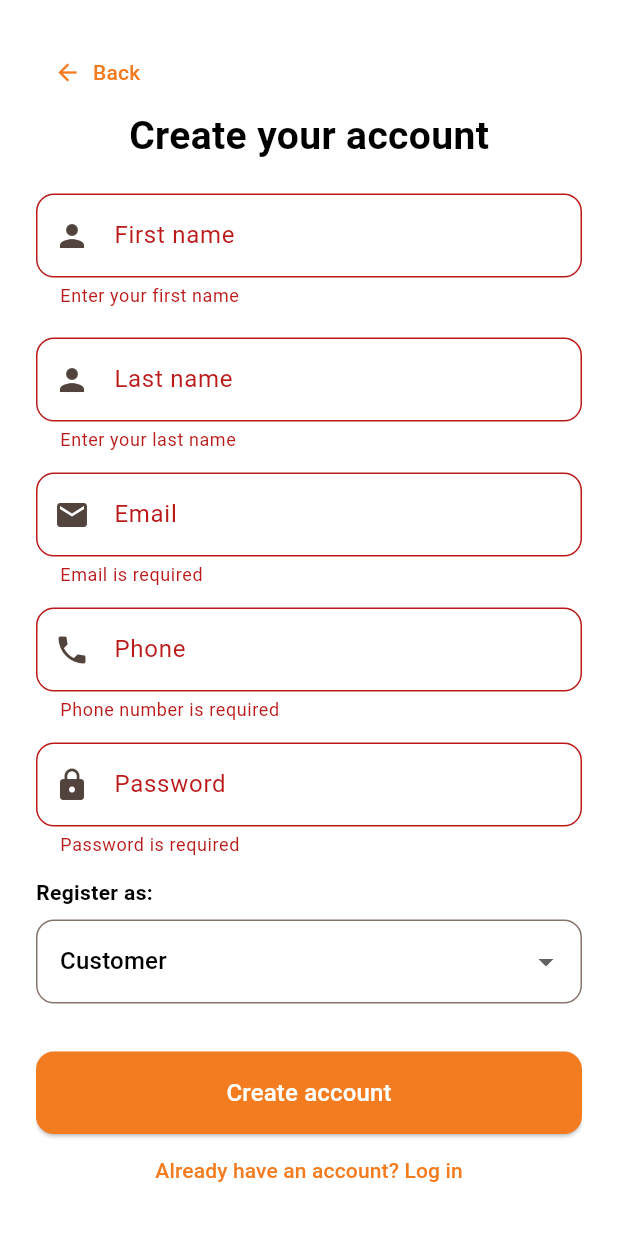
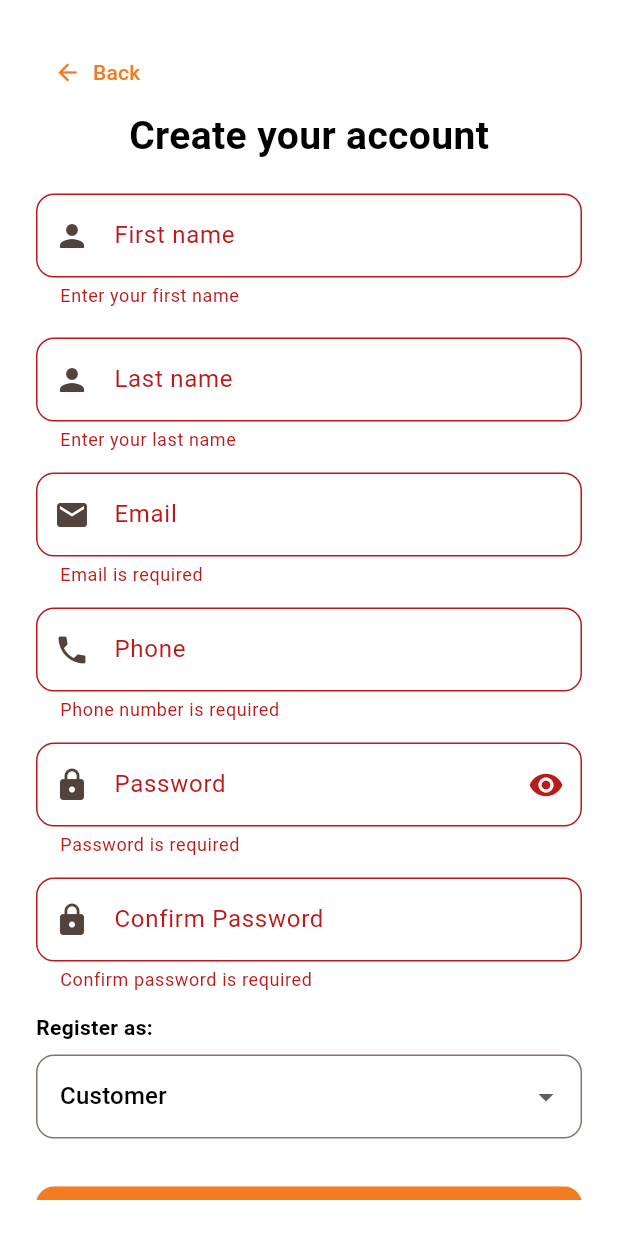
Before and after one commit to rtamb0/incanteen, a Flutter app: the SignupPage screen opened by its route, after a tap on "Create account", on a phone screen of 412 x 824 dp. Run offline on Flutter 3.47's test engine with Material 3 defaults, Android fonts, the phone set to English and light mode, and no system bars; our stand-ins replace cloud_firestore, dio, firebase_auth, firebase_core, firebase_messaging, shared_preferences; missing offline and left inert: dart_jsonwebtoken; accounts and stored records are empty.

Commit message:
Create confirm password field + add show function in password field (signup_page.dart)

```diff
--- a/lib/pages/auth/signup_page.dart
+++ b/lib/pages/auth/signup_page.dart
@@ -18,6 +18,7 @@ class _SignupPageState extends State<SignupPage> {
   final _lastNameCtl = TextEditingController();
   final _emailCtl = TextEditingController();
   final _passCtl = TextEditingController();
+  final _confirmPassCtl = TextEditingController();
   final _phoneCtl = TextEditingController();
 
   // Vendor-specific controllers
@@ -37,6 +38,7 @@ class _SignupPageState extends State<SignupPage> {
     _lastNameCtl.dispose();
     _emailCtl.dispose();
     _passCtl.dispose();
+    _confirmPassCtl.dispose();
     _phoneCtl.dispose();
     _businessNameCtl.dispose();
     _businessAddressCtl.dispose();
@@ -84,9 +86,7 @@ class _SignupPageState extends State<SignupPage> {
     } on FirebaseAuthException catch (e) {
       setState(() {
         _errorMessage = switch (e.code) {
-          'invalid-email' => "Invalid email format.",
           'email-already-in-use' => "Email is already registered.",
-          'weak-password' => "Password is too weak.",
           _ => e.message ?? "Sign up failed.",
         };
       });
@@ -216,11 +216,13 @@ class _SignupPageState extends State<SignupPage> {
                             },
                           ),
                           const SizedBox(height: 14),
+                          PasswordField(passCtl: _passCtl),
+                          const SizedBox(height: 14),
                           TextFormField(
-                            controller: _passCtl,
+                            controller: _confirmPassCtl,
                             obscureText: true,
                             decoration: InputDecoration(
-                              labelText: "Password",
+                              labelText: "Confirm Password",
                               prefixIcon: const Icon(Icons.lock),
                               border: OutlineInputBorder(
                                 borderRadius: BorderRadius.circular(12),
@@ -228,11 +230,10 @@ class _SignupPageState extends State<SignupPage> {
                             ),
                             validator: (value) {
                               if (value == null || value.isEmpty) {
-                                return "Password is required";
+                                return "Confirm password is required";
                               }
-                              if (value.length <
-                                  ValidationConstants.minPasswordLength) {
-                                return "Minimum ${ValidationConstants.minPasswordLength} characters";
+                              if (value != _passCtl.text) {
+                                return "Passwords do not match";
                               }
                               return null;
                             },
@@ -396,3 +397,46 @@ class _SignupPageState extends State<SignupPage> {
     );
   }
 }
+
+class PasswordField extends StatefulWidget {
+  const PasswordField({super.key, required TextEditingController passCtl})
+    : _passCtl = passCtl;
+
+  final TextEditingController _passCtl;
+
+  @override
+  State<PasswordField> createState() => _PasswordFieldState();
+}
+
+class _PasswordFieldState extends State<PasswordField> {
+  bool _obscureText = true;
+  @override
+  Widget build(BuildContext context) {
+    return TextFormField(
+      controller: widget._passCtl,
+      obscureText: _obscureText,
+      decoration: InputDecoration(
+        labelText: "Password",
+        prefixIcon: const Icon(Icons.lock),
+        suffixIcon: IconButton(
+          icon: Icon(_obscureText ? Icons.visibility : Icons.visibility_off),
+          onPressed: () {
+            setState(() {
+              _obscureText = !_obscureText;
+            });
+          },
+        ),
+        border: OutlineInputBorder(borderRadius: BorderRadius.circular(12)),
+      ),
+      validator: (value) {
+        if (value == null || value.isEmpty) {
+          return "Password is required";
+        }
+        if (value.length < ValidationConstants.minPasswordLength) {
+          return "Minimum ${ValidationConstants.minPasswordLength} characters";
+        }
+        return null;
+      },
+    );
+  }
+}
```
